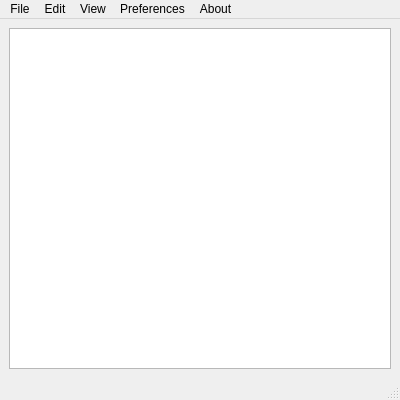
Qt form mainwindow.ui (jirafey/qt_conf_editor) before a commit.
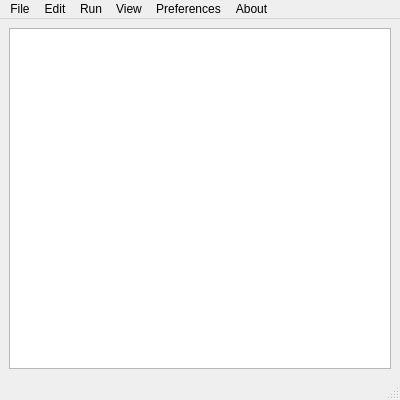
The same form after that commit.

```diff
--- a/mainwindow.ui
+++ b/mainwindow.ui
@@ -69,9 +69,17 @@
     </property>
     <addaction name="actionEditKeybinds"/>
     <addaction name="actionEditMacros"/>
+    <addaction name="actionEdit_Colorscheme"/>
+   </widget>
+   <widget class="QMenu" name="menuRun">
+    <property name="title">
+     <string>Run</string>
+    </property>
+    <addaction name="actionCommand"/>
    </widget>
    <addaction name="menuFile"/>
    <addaction name="menuEdit"/>
+   <addaction name="menuRun"/>
    <addaction name="menuView"/>
    <addaction name="menuPreferences"/>
    <addaction name="menuAbout"/>
```
Left out of the diff: 23 changed lines with no effect on the pictures.
